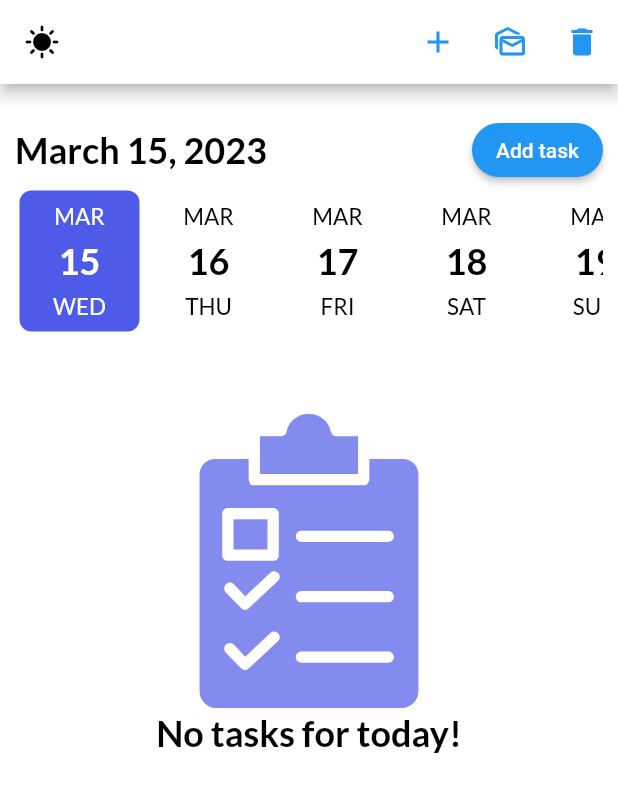
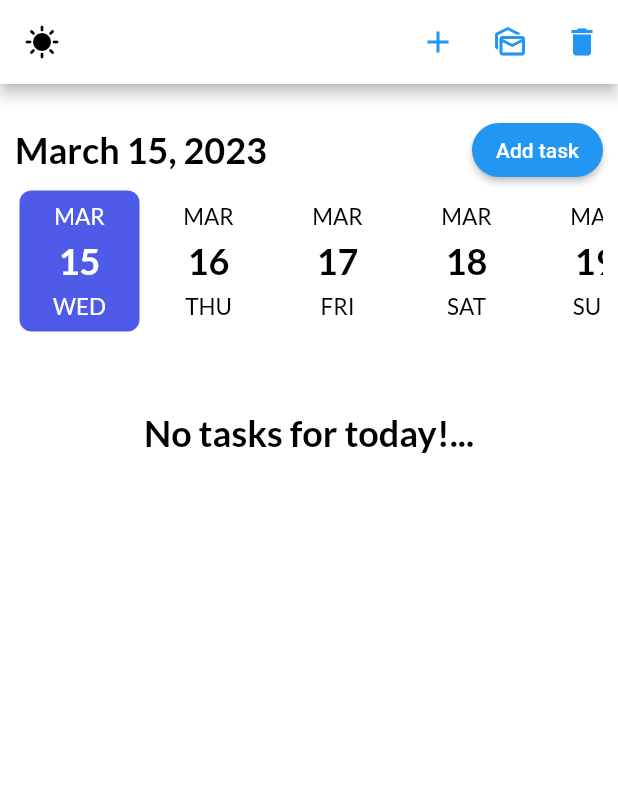
Before and after one commit to swilam202/To-Do, a Flutter app: the screen it shows after launch, on a phone screen of 412 x 824 dp. Shown: the top 792 px of the screen. Run offline on Flutter 3.47's test engine with Material 2 defaults, Android fonts, the phone set to English and light mode, and no system bars; drawn by our look-alikes of date_picker_timeline; our stand-ins replace flutter_local_notifications, flutter_native_timezone, flutter_staggered_animations, flutter_svg, get, get_storage and 4 more; accounts and stored records are empty.

```diff
--- a/lib/db/db_helper.dart
+++ b/lib/db/db_helper.dart
@@ -8,6 +8,7 @@ class DBHelper {
   static const String _dbName = 'tasks';
 
    static init() async {
+       if (_db == null){
          String dbPath = await getDatabasesPath();
          String path = await join(dbPath,'tod.db');
          _db = await openDatabase(path, version: _version,
@@ -23,6 +24,9 @@ class DBHelper {
                        'isCompleted INTEGER)'
                );
              });
+       }
+       else
+         return;
 
   }
 
--- a/lib/ui/pages/home_page.dart
+++ b/lib/ui/pages/home_page.dart
@@ -231,8 +231,10 @@ class _HomePageState extends State<HomePage> {
   }
 
   tasks() {
-    return Obx(() => (taskController.taskList.isNotEmpty)
-        ? RefreshIndicator(
+     taskController.getTask();
+    return Obx( (){
+      if(taskController.taskList.isNotEmpty)
+        return RefreshIndicator(
           onRefresh: () => taskController.getTask(),
           child: ListView.builder(
             // scrollDirection: SizeConfig.orientation == Orientation.landscape ? Axis.horizontal:Axis.horizontal,
@@ -270,8 +272,9 @@ class _HomePageState extends State<HomePage> {
             },
             itemCount: taskController.taskList.length,
           ),
-          )
-        : RefreshIndicator(
+        );
+          else
+        return RefreshIndicator(
           onRefresh: () => taskController.getTask(),
           child: SingleChildScrollView(
             child: Wrap(
@@ -282,24 +285,18 @@ class _HomePageState extends State<HomePage> {
               crossAxisAlignment: WrapCrossAlignment.center,
               children: [
                 SizedBox(height: 50),
-                  SvgPicture.asset(
-                    'images/task.svg',
-                    color: primaryClr.withOpacity(0.7),
-                    semanticsLabel: 'Task image',
-                    width: SizeConfig.orientation == Orientation.portrait
-                        ? 200
-                        : 50,
-                    height: SizeConfig.orientation == Orientation.portrait
-                        ? 200
-                        : 50,
-                  ),
                 Text(
-                    'No tasks for today!',
+                  'No tasks for today!...',
                   style: headingStyle,
                 ),
               ],
             ),
           ),
-          ));
+        );
+
+    }
+
+
+    );
   }
 }
```
Lines whose indentation alone changed are shown as unchanged.
